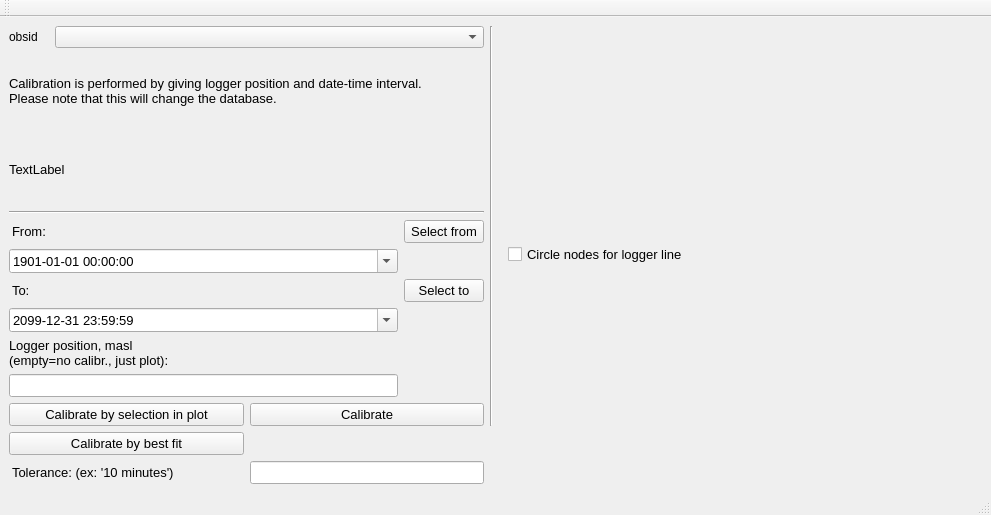
Qt form ui/calibr_logger_dialog_integrated.ui (jkall/qgis-midvatten-plugin) before a commit.
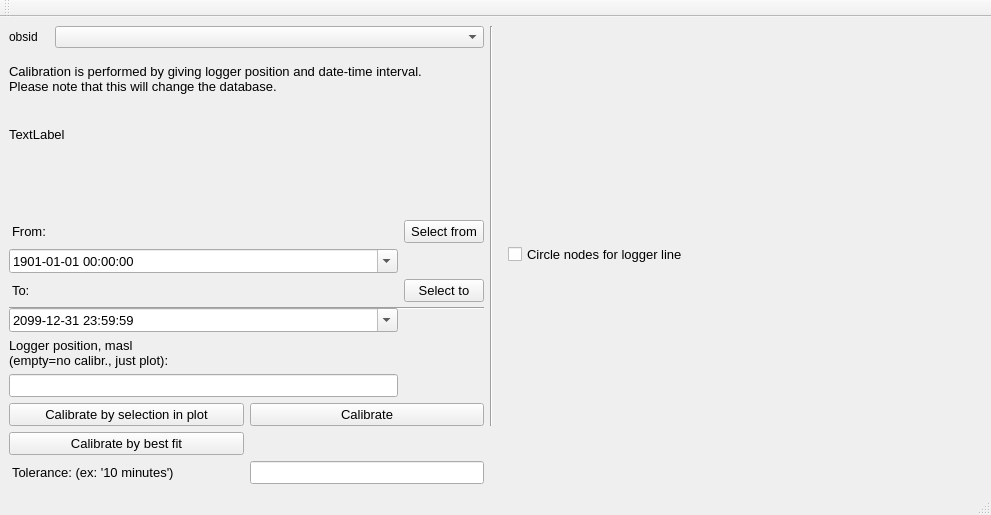
The same form after that commit.

Commit message:
logger calibration: Removed unnecessary popups and added manual link
Added a link to the midvatten manual chapter logger calibration on the
logger calibration dialog. Also removed the now unnecessary popups. The
manual should be read instead.

Patch:
```diff
--- a/ui/calibr_logger_dialog_integrated.ui
+++ b/ui/calibr_logger_dialog_integrated.ui
@@ -134,6 +134,25 @@
        </widget>
       </item>
       <item row="3" column="0" colspan="2">
+       <widget class="QLabel" name="log_calc_manual">
+        <property name="font">
+         <font>
+          <family>Arial</family>
+          <pointsize>10</pointsize>
+         </font>
+        </property>
+        <property name="text">
+         <string></string>
+        </property>
+        <property name="wordWrap">
+         <bool>true</bool>
+        </property>
+        <property name="openExternalLinks">
+         <bool>true</bool>
+        </property>
+       </widget>
+      </item>      
+      <item row="4" column="0" colspan="2">
        <widget class="Line" name="line_2">
         <property name="sizePolicy">
          <sizepolicy hsizetype="MinimumExpanding" vsizetype="Fixed">
```
The commit also changes 4 other files.
